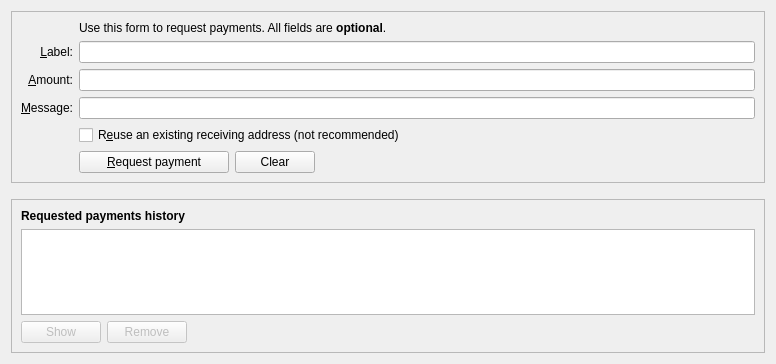
This is src/qt/forms/receivecoinsdialog.ui in notestrand/nn as Qt 5 draws it before an edit. The edited form follows.
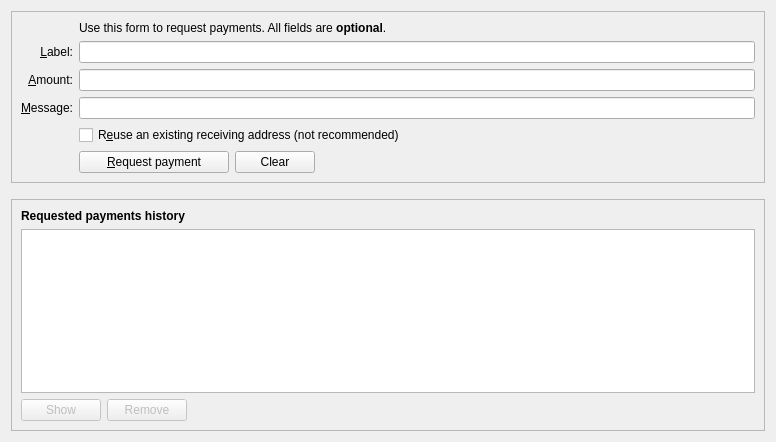
This is the edited form. Icons and pictures are not drawn. Custom widgets are drawn as their Qt base class.

```diff
--- a/src/qt/forms/receivecoinsdialog.ui
+++ b/src/qt/forms/receivecoinsdialog.ui
@@ -7,9 +7,12 @@
     <x>0</x>
     <y>0</y>
     <width>776</width>
-    <height>364</height>
+    <height>442</height>
    </rect>
   </property>
+  <property name="styleSheet">
+   <string notr="true"/>
+  </property>
   <layout class="QVBoxLayout" name="verticalLayout" stretch="0,0,1">
    <item>
     <widget class="QFrame" name="frame2">
@@ -242,6 +245,9 @@
         <property name="contextMenuPolicy">
          <enum>Qt::CustomContextMenu</enum>
         </property>
+        <property name="styleSheet">
+         <string notr="true"/>
+        </property>
         <property name="tabKeyNavigation">
          <bool>false</bool>
         </property>
@@ -260,6 +266,9 @@
           <property name="toolTip">
            <string>Show the selected request (does the same as double clicking an entry)</string>
           </property>
+          <property name="styleSheet">
+           <string notr="true"/>
+          </property>
           <property name="text">
            <string>Show</string>
           </property>
@@ -280,6 +289,9 @@
           <property name="toolTip">
            <string>Remove the selected entries from the list</string>
           </property>
+          <property name="styleSheet">
+           <string notr="true"/>
+          </property>
           <property name="text">
            <string>Remove</string>
           </property>
```
Left out of the diff: 34 changed lines with no effect on the pictures.
